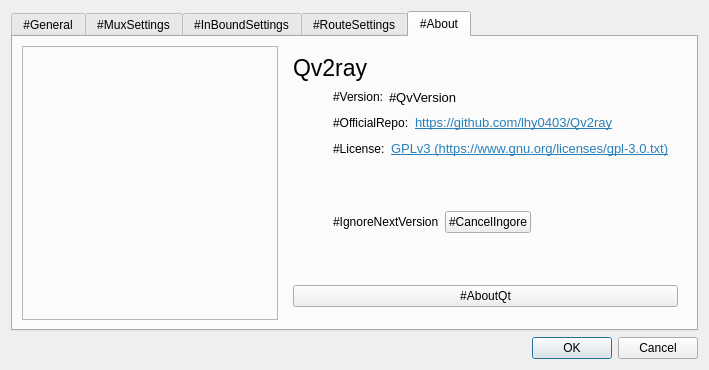
darsvador/qvssr, file src/w_PrefrencesWindow.ui: the form before one commit.
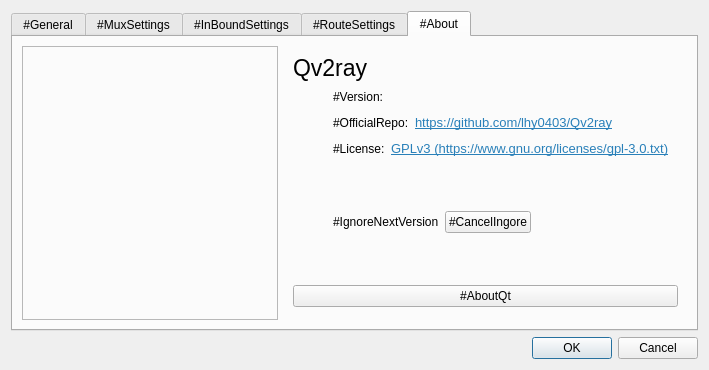
The form after the commit. The open tabs and pages were chosen to show the change. Icons and pictures are not drawn.

Patch:
```diff
--- a/src/w_PrefrencesWindow.ui
+++ b/src/w_PrefrencesWindow.ui
@@ -553,9 +553,6 @@
                 <pointsize>10</pointsize>
                </font>
               </property>
-              <property name="text">
-               <string>#QvVersion</string>
-              </property>
              </widget>
             </item>
            </layout>
```
